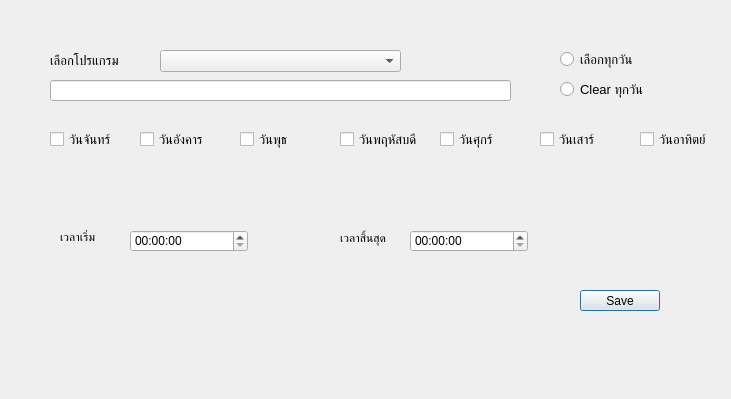
First picture: the form in frmtimer1.ui, repository eploentham/TimerWater, before the edit.
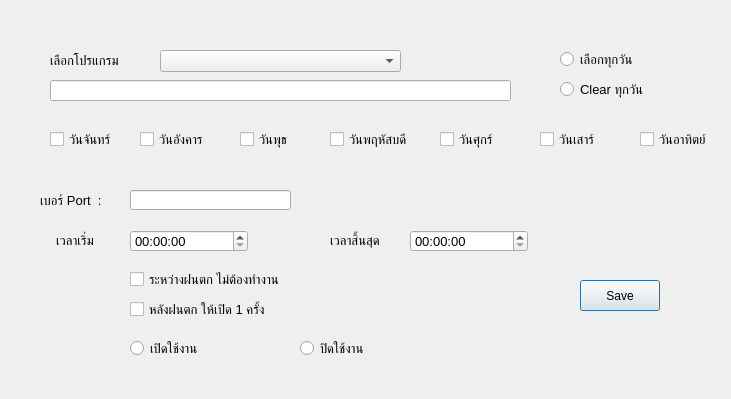
Second picture: the form after the edit.

```diff
--- a/frmtimer1.ui
+++ b/frmtimer1.ui
@@ -95,7 +95,7 @@
   <widget class="QCheckBox" name="chkThurday">
    <property name="geometry">
     <rect>
-     <x>340</x>
+     <x>330</x>
      <y>130</y>
      <width>81</width>
      <height>19</height>
@@ -149,12 +149,17 @@
   <widget class="QLabel" name="label_2">
    <property name="geometry">
     <rect>
-     <x>340</x>
+     <x>330</x>
      <y>230</y>
-     <width>51</width>
-     <height>16</height>
+     <width>61</width>
+     <height>20</height>
     </rect>
    </property>
+   <property name="font">
+    <font>
+     <pointsize>10</pointsize>
+    </font>
+   </property>
    <property name="text">
     <string>เวลาสิ้นสุด</string>
    </property>
@@ -163,9 +168,9 @@
    <property name="geometry">
     <rect>
      <x>580</x>
-     <y>290</y>
+     <y>280</y>
      <width>80</width>
-     <height>21</height>
+     <height>31</height>
     </rect>
    </property>
    <property name="text">
@@ -175,12 +180,17 @@
   <widget class="QLabel" name="label">
    <property name="geometry">
     <rect>
-     <x>60</x>
+     <x>56</x>
      <y>230</y>
-     <width>47</width>
-     <height>13</height>
+     <width>51</width>
+     <height>20</height>
     </rect>
    </property>
+   <property name="font">
+    <font>
+     <pointsize>10</pointsize>
+    </font>
+   </property>
    <property name="text">
     <string>เวลาเริ่ม</string>
    </property>
@@ -248,6 +258,11 @@
      <height>22</height>
     </rect>
    </property>
+   <property name="font">
+    <font>
+     <pointsize>10</pointsize>
+    </font>
+   </property>
   </widget>
   <widget class="QCheckBox" name="chkWebnesday">
    <property name="geometry">
@@ -275,6 +290,116 @@
      <width>118</width>
      <height>22</height>
     </rect>
+   </property>
+   <property name="font">
+    <font>
+     <pointsize>10</pointsize>
+    </font>
+   </property>
+  </widget>
+  <widget class="QRadioButton" name="chkactive">
+   <property name="geometry">
+    <rect>
+     <x>130</x>
+     <y>340</y>
+     <width>82</width>
+     <height>17</height>
+    </rect>
+   </property>
+   <property name="font">
+    <font>
+     <pointsize>10</pointsize>
+    </font>
+   </property>
+   <property name="text">
+    <string>เปิดใช้งาน</string>
+   </property>
+  </widget>
+  <widget class="QRadioButton" name="chkUnActive">
+   <property name="geometry">
+    <rect>
+     <x>300</x>
+     <y>340</y>
+     <width>82</width>
+     <height>17</height>
+    </rect>
+   </property>
+   <property name="font">
+    <font>
+     <pointsize>10</pointsize>
+    </font>
+   </property>
+   <property name="text">
+    <string>ปิดใช้งาน</string>
+   </property>
+  </widget>
+  <widget class="QLabel" name="label_9">
+   <property name="geometry">
+    <rect>
+     <x>40</x>
+     <y>190</y>
+     <width>71</width>
+     <height>20</height>
+    </rect>
+   </property>
+   <property name="font">
+    <font>
+     <pointsize>10</pointsize>
+    </font>
+   </property>
+   <property name="text">
+    <string>เบอร์ Port  :</string>
+   </property>
+  </widget>
+  <widget class="QLineEdit" name="txtPort">
+   <property name="geometry">
+    <rect>
+     <x>130</x>
+     <y>190</y>
+     <width>161</width>
+     <height>20</height>
+    </rect>
+   </property>
+   <property name="font">
+    <font>
+     <pointsize>10</pointsize>
+    </font>
+   </property>
+  </widget>
+  <widget class="QCheckBox" name="chkRainnoON">
+   <property name="geometry">
+    <rect>
+     <x>130</x>
+     <y>270</y>
+     <width>261</width>
+     <height>19</height>
+    </rect>
+   </property>
+   <property name="font">
+    <font>
+     <pointsize>10</pointsize>
+    </font>
+   </property>
+   <property name="text">
+    <string>ระหว่างฝนตก ไม่ต้องทำงาน</string>
+   </property>
+  </widget>
+  <widget class="QCheckBox" name="chkRainrelayON">
+   <property name="geometry">
+    <rect>
+     <x>130</x>
+     <y>300</y>
+     <width>261</width>
+     <height>19</height>
+    </rect>
+   </property>
+   <property name="font">
+    <font>
+     <pointsize>10</pointsize>
+    </font>
+   </property>
+   <property name="text">
+    <string>หลังฝนตก ให้เปิด 1 ครั้ง</string>
    </property>
   </widget>
  </widget>
```
Left out of the diff: 2 changed lines with no effect on the pictures.
